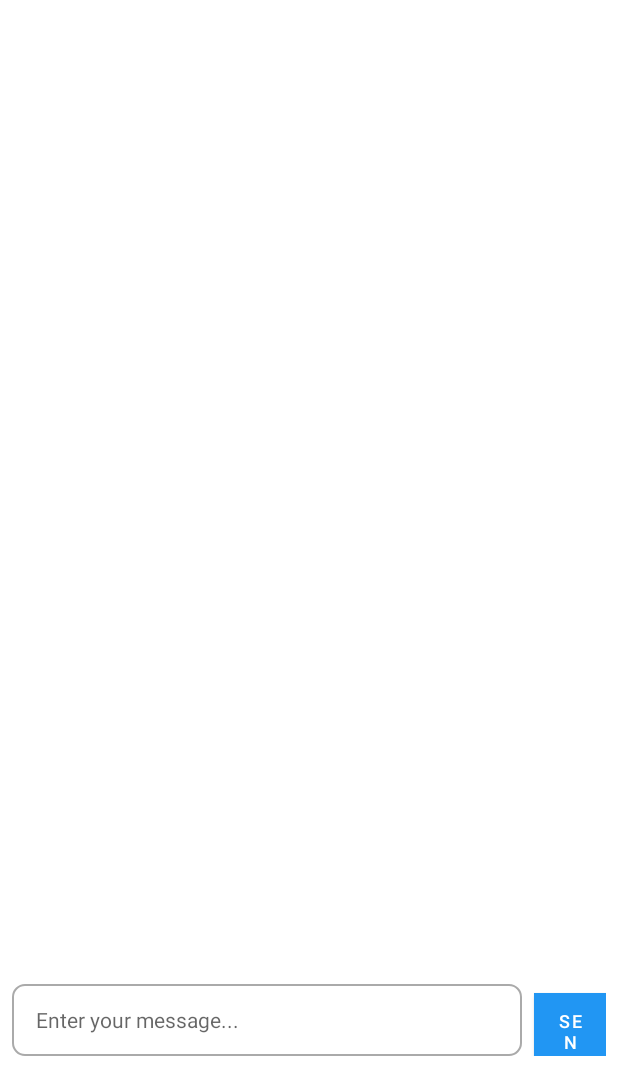
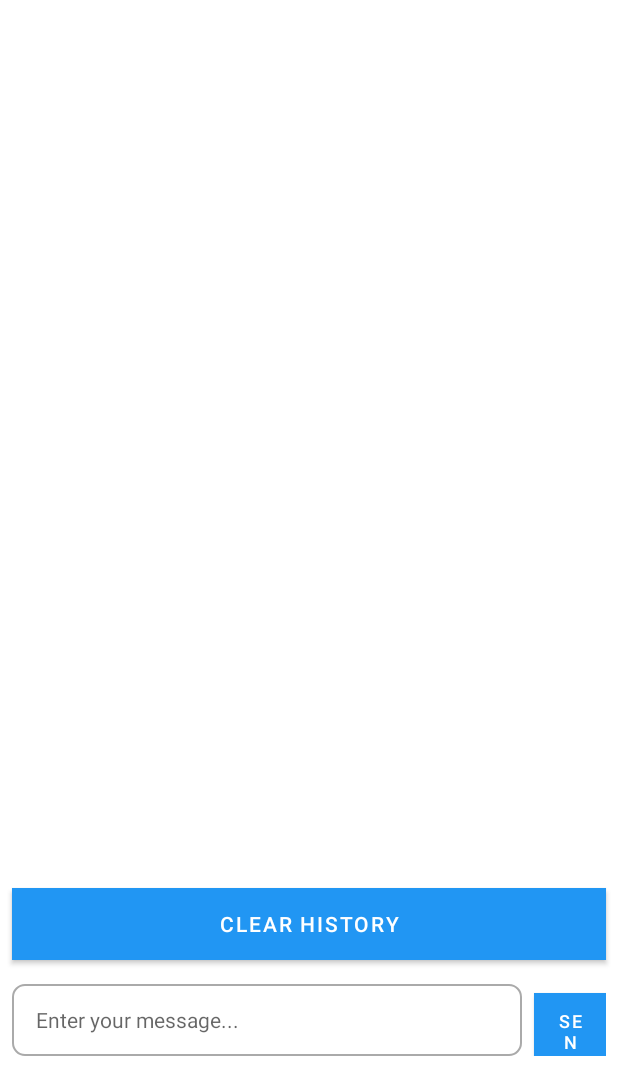
Before and after one commit to samyau-pixel/Agentic-chatbox-realwareApp, an Android app: the screen it shows after launch (MainActivity), on a phone screen of 412 x 824 dp, the part 168-1236 px from its top. Run offline under Robolectric (Android 15) with nearby library versions, the phone set to English and light mode, and no system bars.

Commit message:
add history, clear history button

```diff
--- a/QDS-AI-Agent-App/app/src/main/res/layout/activity_main.xml
+++ b/QDS-AI-Agent-App/app/src/main/res/layout/activity_main.xml
@@ -44,6 +44,16 @@
         android:paddingEnd="8dp"
         android:paddingTop="8dp" />
 
+    <!-- Clear History Button -->
+    <Button
+        android:id="@+id/clearHistoryButton"
+        android:layout_width="match_parent"
+        android:layout_height="wrap_content"
+        android:text="Clear History"
+        android:textColor="@android:color/white"
+        android:background="@color/primary"
+        android:layout_margin="8dp" />
+
     <!-- Input Area -->
     <LinearLayout
         android:layout_width="match_parent"
```
Also changed, not shown: QDS-AI-Agent-App/app/src/main/java/com/qds/aiagent/ApiService.kt (+13 -1 lines), QDS-AI-Agent-App/app/src/main/java/com/qds/aiagent/MainActivity.kt (+17 -2 lines), 104 other files.
